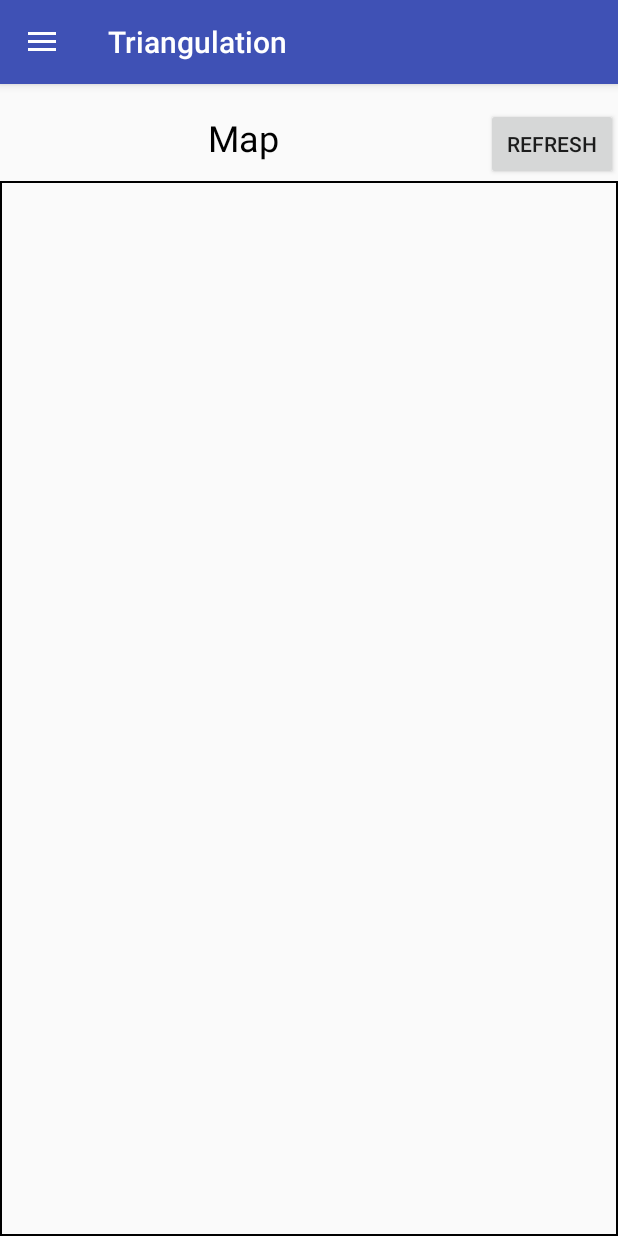
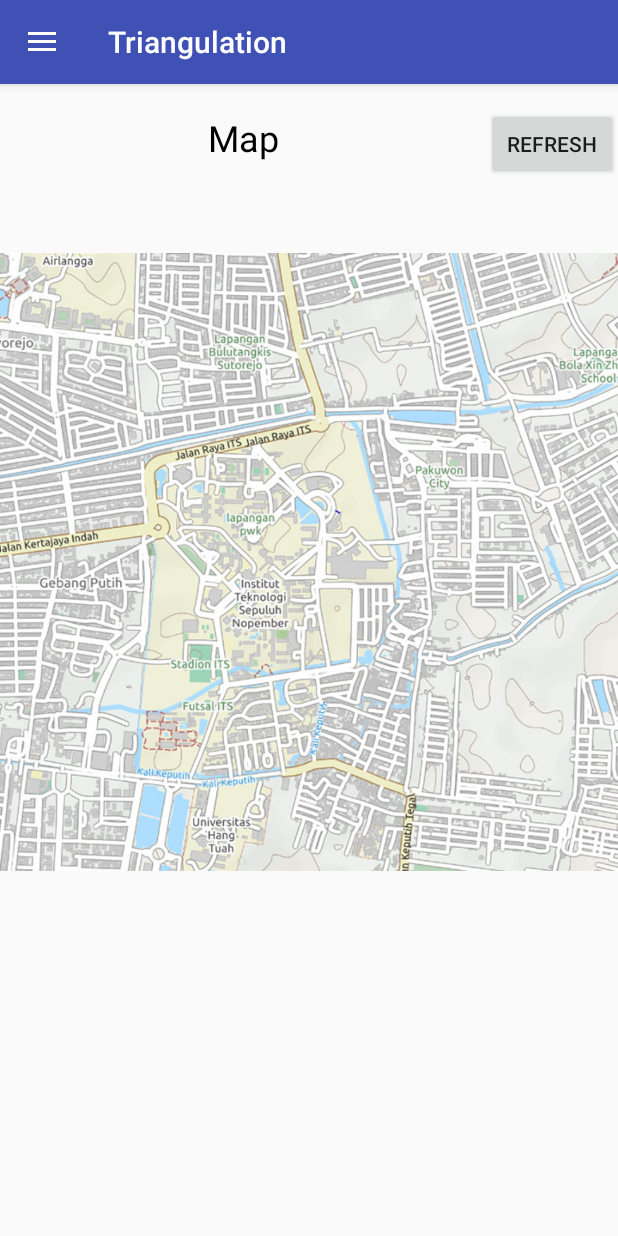
Before and after one commit to lucassusanto/android-triangulation, an Android app: the screen it shows after launch (MainActivity), in the side drawer, after a tap on "Map", on a phone screen of 412 x 824 dp. Run offline under Robolectric (Android 15) with nearby library versions, the phone set to English and light mode, and no system bars; 10 statements that could not run were skipped.

Commit message:
Add map view

```diff
--- a/examplesync/src/main/java/com/felhr/serialportexamplesync/ConsoleFragment.java
+++ b/examplesync/src/main/java/com/felhr/serialportexamplesync/ConsoleFragment.java
@@ -6,16 +6,12 @@ import android.os.Bundle;
 import android.support.annotation.Nullable;
 import android.support.v4.app.Fragment;
 import android.text.method.ScrollingMovementMethod;
-import android.util.Log;
 import android.view.LayoutInflater;
 import android.view.View;
 import android.view.ViewGroup;
 import android.widget.Button;
 import android.widget.EditText;
 import android.widget.TextView;
-import android.widget.Toast;
-
-import java.lang.ref.WeakReference;
 
 public class ConsoleFragment extends Fragment {
     private TextView txConsole;
--- a/examplesync/src/main/java/com/felhr/serialportexamplesync/IdentityFragment.java
+++ b/examplesync/src/main/java/com/felhr/serialportexamplesync/IdentityFragment.java
@@ -92,7 +92,6 @@ public class IdentityFragment extends Fragment {
         // DEBUGGING
         Button btnInsertDev = view.findViewById(R.id.btnID);
         Button btnInsertDev2 = view.findViewById(R.id.btnID2);
-        Button btnIterate = view.findViewById(R.id.btnIT);
 
         btnInsertDev.setOnClickListener(new View.OnClickListener() {
             @Override
@@ -114,14 +113,6 @@ public class IdentityFragment extends Fragment {
 
             m.updateDeviceLocation("nRF24L01< TRI3 1.1 2.2");
             m.updateDeviceLocation("nRF24L01< TRI4 1.1 2.2");
-            }
-        });
-
-        btnIterate.setOnClickListener(new View.OnClickListener() {
-            @Override
-            public void onClick(View v) {
-            MainActivity m = (MainActivity) mActivity.get();
-            m.iter();
             }
         });
 
--- a/examplesync/src/main/java/com/felhr/serialportexamplesync/MapFragment.java
+++ b/examplesync/src/main/java/com/felhr/serialportexamplesync/MapFragment.java
@@ -16,6 +16,8 @@ import java.util.List;
 
 public class MapFragment extends Fragment {
     private WeakReference mActivity;
+    private View mapView;
+
     private Button btnRefresh;
 
     @Nullable
@@ -55,6 +57,7 @@ public class MapFragment extends Fragment {
     }
 
     private class UpdateTask extends AsyncTask<Integer, Integer, String> {
+        // private List<Device> coordinates;
         private List<Device> devicesList;
 
         @Override
--- /dev/null
+++ b/examplesync/src/main/java/com/felhr/serialportexamplesync/views/CustomView.java
@@ -0,0 +1,146 @@
+package com.felhr.serialportexamplesync.views;
+
+import android.content.Context;
+import android.graphics.Bitmap;
+import android.graphics.BitmapFactory;
+import android.graphics.Canvas;
+import android.graphics.Color;
+import android.graphics.Matrix;
+import android.graphics.Paint;
+import android.graphics.Rect;
+import android.graphics.RectF;
+import android.support.annotation.Nullable;
+import android.util.AttributeSet;
+import android.view.View;
+import android.widget.Toast;
+
+import com.felhr.serialportexamplesync.Device;
+import com.felhr.serialportexamplesync.R;
+
+import java.lang.ref.WeakReference;
+import java.util.ArrayList;
+import java.util.List;
+
+public class CustomView extends View {
+    // Variables
+
+    WeakReference m; // DEBUG
+
+    // Constructors
+
+    public CustomView(Context context) {
+        super(context);
+        init(context, null); // Is this line needed?
+    }
+    public CustomView(Context context, AttributeSet attrs) {
+        super(context, attrs);
+        init(context, attrs); // Is this line needed?
+    }
+    public CustomView(Context context, AttributeSet attrs, int defStyleAttr) {
+        super(context, attrs, defStyleAttr);
+        init(context, attrs); // Is this line needed?
+    }
+    public CustomView(Context context, AttributeSet attrs, int defStyleAttr, int defStyleRes) {
+        super(context, attrs, defStyleAttr, defStyleRes);
+        init(context, attrs); // Is this line needed?
+    }
+
+    // Methods
+
+    @Override
+    protected void onMeasure(int widthMeasureSpec, int heightMeasureSpec) {
+        super.onMeasure(widthMeasureSpec, heightMeasureSpec);
+
+        // Make view square
+        int width = getMeasuredWidth();
+        setMeasuredDimension(width, width);
+
+        // Set scale constants
+
+    }
+
+    private void init(Context context, @Nullable AttributeSet set) {
+        m = new WeakReference(context); // DEBUG
+
+        /*
+        Toast.makeText((Context) m.get(),
+            "width: " + String.valueOf(getWidth()) + ", height: " + String.valueOf(getHeight()),
+            Toast.LENGTH_SHORT).show();
+
+        getViewTreeObserver().addOnGlobalLayoutListener(new ViewTreeObserver.OnGlobalLayoutListener() {
+            @Override
+            public void onGlobalLayout() {
+                if(Build.VERSION.SDK_INT >= Build.VERSION_CODES.JELLY_BEAN) {
+                    getViewTreeObserver().removeOnGlobalLayoutListener(this);
+                } else {
+                    getViewTreeObserver().removeGlobalOnLayoutListener(this);
+                }
+
+                mImage = getResizedBitmap(mImage, getWidth(), getHeight());
+            }
+        });
+        */
+    }
+
+    @Override
+    protected void onDraw(Canvas canvas) {
+        super.onDraw(canvas);
+
+        // Draw ITS Map
+        Bitmap mImage;
+
+        mImage = BitmapFactory.decodeResource(getResources(), R.drawable.map_its_2);
+        mImage = getResizedBitmap(mImage, getWidth(), getHeight());
+
+        canvas.drawBitmap(mImage, 0, 0, null);
+
+        // Draw References Position
+        List<Device> list = new ArrayList<Device>();
+
+        list.add(new Device("REF1", ));
+        list.add(new Device("REF2", ));
+        list.add(new Device("REF3", ));
+        list.add(new Device("REF4", ));
+
+        drawReferencesPin(list);
+
+        // ---------------------------- DEBUGGING ----------------------------
+        // Draw My Device
+
+        // Draw Other Devices
+
+    }
+
+    private Bitmap getResizedBitmap(Bitmap bitmap, int reqWidth, int reqHeight) {
+        Matrix matrix = new Matrix();
+
+        RectF src = new RectF(0,0, bitmap.getWidth(), bitmap.getHeight());
+        RectF dst = new RectF(0,0, reqWidth, reqHeight);
+
+        matrix.setRectToRect(src, dst, Matrix.ScaleToFit.CENTER);
+
+        return Bitmap.createBitmap(bitmap, 0, 0, bitmap.getWidth(), bitmap.getHeight(), matrix, true);
+    }
+
+    // Drawing Methods
+
+    private void drawReferencesPin(List<Device> referencesList) {
+        int len = referencesList.size();
+
+        for(int i = 0; i < len; i++) {
+
+        }
+    }
+
+    public void drawMyPin(Device myDevice) {
+
+    }
+
+    public void drawDevicesPin(List<Device> devicesList) {
+        int len = devicesList.size();
+
+        for(int i = 0; i < len; i++) {
+
+        }
+    }
+}
--- a/examplesync/src/main/res/layout/fragment_identity.xml
+++ b/examplesync/src/main/res/layout/fragment_identity.xml
@@ -121,12 +121,6 @@
             android:layout_width="wrap_content"
             android:layout_height="wrap_content"
             android:text="D: Insert 2" />
-
-        <Button
-            android:id="@+id/btnIT"
-            android:layout_width="wrap_content"
-            android:layout_height="wrap_content"
-            android:text="D: Iterate" />
     </LinearLayout>
 
 </LinearLayout>
--- a/examplesync/src/main/res/layout/fragment_map.xml
+++ b/examplesync/src/main/res/layout/fragment_map.xml
@@ -8,7 +8,8 @@
     <LinearLayout
         android:layout_width="match_parent"
         android:layout_height="wrap_content"
-        android:orientation="horizontal">
+        android:orientation="horizontal"
+        android:layout_marginBottom="48dp">
 
         <TextView
             android:layout_width="0dp"
@@ -27,10 +28,8 @@
             android:text="Refresh"/>
     </LinearLayout>
 
-    <ImageView
-        android:id="@+id/map_area"
+    <com.felhr.serialportexamplesync.views.CustomView
         android:layout_width="match_parent"
-        android:layout_height="match_parent"
-        android:background="@drawable/layout_border"/>
+        android:layout_height="300dp" />
 
 </LinearLayout>
```
Also changed, not shown: examplesync/src/main/java/com/felhr/serialportexamplesync/MainActivity.java (+2 -14 lines), examplesync/src/main/res/drawable/map_its.jpg (added), examplesync/src/main/res/drawable/map_its_2.jpg (added).
